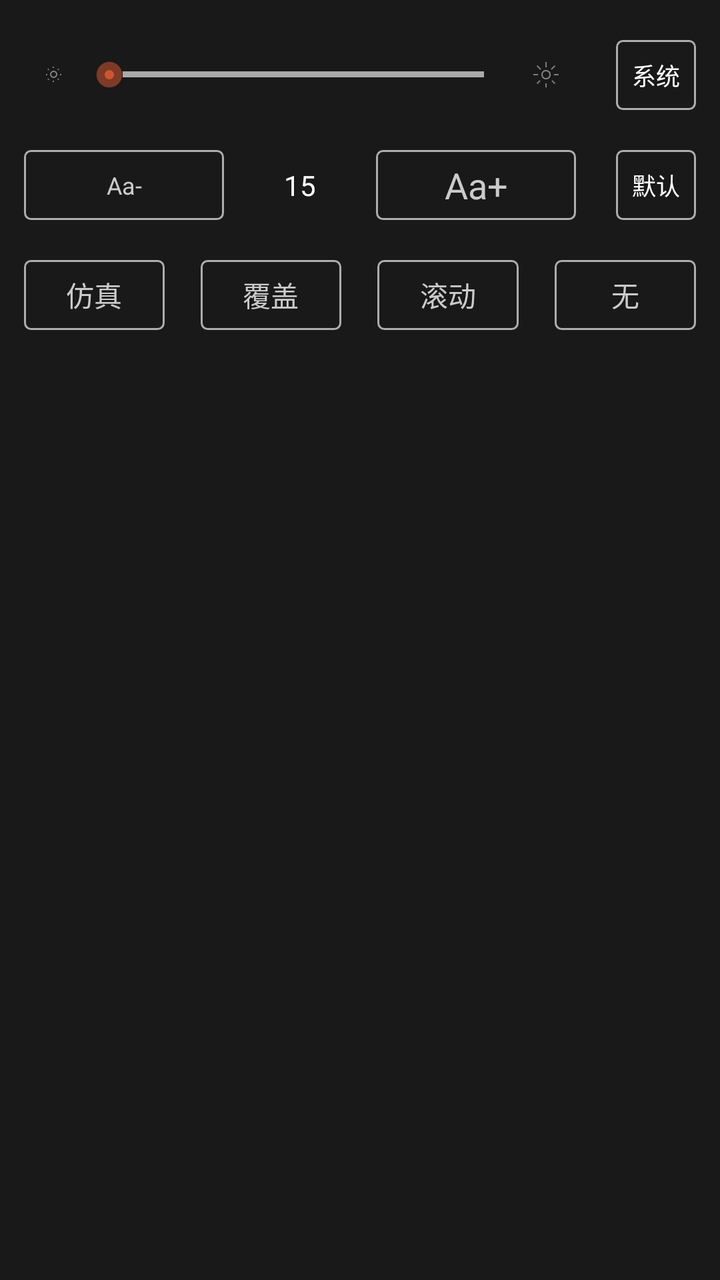
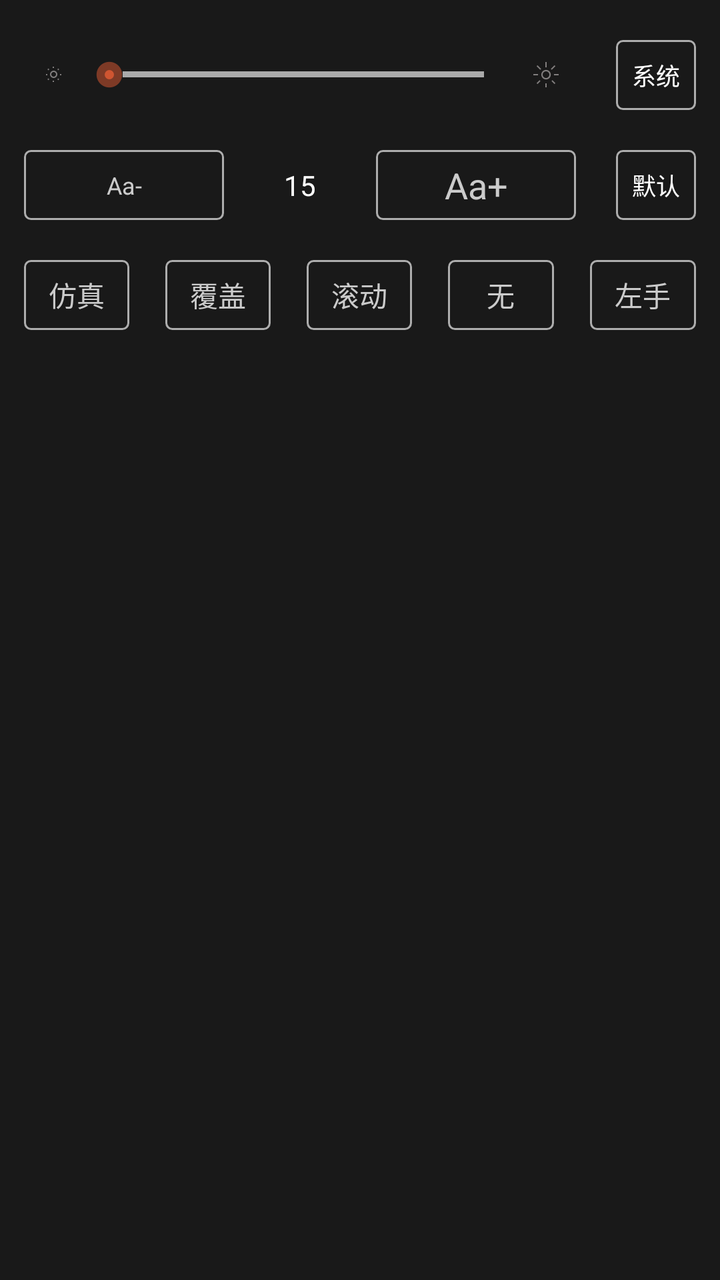

Before-and-after screenshots of an Android layout around one commit, followed by the original layout XML and the change that was made.
<!-- AndroidManifest.xml: application theme Theme.Design.NoActionBar -->
<!-- res/layout/dialog_read_setting.xml -->
<?xml version="1.0" encoding="utf-8"?>
<LinearLayout xmlns:android="http://schemas.android.com/apk/res/android"
    xmlns:app="http://schemas.android.com/apk/res-auto"
    xmlns:tools="http://schemas.android.com/tools"
    android:id="@+id/read_setting_ll_menu"
    android:layout_width="match_parent"
    android:layout_height="280dp"
    android:layout_alignParentBottom="true"
    android:background="@color/nb.read.menu.bg"
    android:clickable="true"
    android:orientation="vertical"
    android:paddingLeft="12dp"
    android:paddingRight="12dp">

    <LinearLayout
        android:layout_width="match_parent"
        android:layout_height="wrap_content"
        android:layout_marginTop="20dp"
        android:gravity="center_vertical"
        android:orientation="horizontal">

        <ImageView
            android:id="@+id/read_setting_iv_brightness_minus"
            android:layout_width="30dp"
            android:layout_height="30dp"
            android:scaleType="center"
            android:src="@drawable/ic_brightness_minus" />

        <SeekBar
            android:id="@+id/read_setting_sb_brightness"
            android:layout_width="0dp"
            android:layout_height="wrap_content"
            android:layout_weight="1"
            android:max="255"
            android:maxHeight="3dp"
            android:minHeight="3dp"
            android:progressDrawable="@drawable/seekbar_bg"
            android:thumb="@drawable/seekbar_thumb"
            android:thumbOffset="10dp" />

        <ImageView
            android:id="@+id/read_setting_iv_brightness_plus"
            android:layout_width="30dp"
            android:layout_height="30dp"
            android:layout_marginRight="20dp"
            android:scaleType="center"
            android:src="@drawable/ic_brightness_plus" />

        <CheckBox
            android:id="@+id/read_setting_cb_brightness_auto"
            android:layout_width="40dp"
            android:layout_height="35dp"
            android:background="@drawable/selector_btn_read_setting"
            android:button="@null"
            android:gravity="center"
            android:text="系统"
            android:textColor="@color/selector_btn_read_setting"
            android:textSize="12dp" />
    </LinearLayout>

    <LinearLayout
        android:layout_width="match_parent"
        android:layout_height="wrap_content"
        android:layout_marginTop="20dp"
        android:gravity="center_vertical"
        android:orientation="horizontal">

        <TextView
            android:id="@+id/read_setting_tv_font_minus"
            android:layout_width="100dp"
            android:layout_height="35dp"
            android:background="@drawable/shape_btn_read_setting_normal"
            android:gravity="center"
            android:text="Aa-"
            android:textColor="#CBCBCB"
            android:textSize="12dp" />

        <TextView
            android:id="@+id/read_setting_tv_font"
            android:layout_width="0dp"
            android:layout_height="wrap_content"
            android:layout_weight="1"
            android:gravity="center"
            android:text="15"
            android:textColor="@color/white"
            android:textSize="14dp" />

        <TextView
            android:id="@+id/read_setting_tv_font_plus"
            android:layout_width="100dp"
            android:layout_height="35dp"
            android:layout_marginRight="20dp"
            android:background="@drawable/shape_btn_read_setting_normal"
            android:gravity="center"
            android:padding="5dp"
            android:text="Aa+"
            android:textColor="#CBCBCB"
            android:textSize="18dp" />

        <CheckBox
            android:id="@+id/read_setting_cb_font_default"
            android:layout_width="40dp"
            android:layout_height="35dp"
            android:background="@drawable/selector_btn_read_setting"
            android:button="@null"
            android:gravity="center"
            android:text="默认"
            android:textColor="@color/selector_btn_read_setting"
            android:textSize="12dp" />
    </LinearLayout>

    <RadioGroup
        android:id="@+id/read_setting_rg_page_mode"
        android:layout_width="match_parent"
        android:layout_height="wrap_content"
        android:layout_marginTop="20dp"
        android:orientation="horizontal">

        <RadioButton
            android:id="@+id/read_setting_rb_simulation"
            android:layout_width="0dp"
            android:layout_height="35dp"
            android:layout_marginRight="18dp"
            android:layout_weight="1"
            android:background="@drawable/selector_btn_read_setting"
            android:button="@null"
            android:gravity="center"
            android:text="仿真"
            android:textColor="#CBCBCB"
            android:textSize="14dp" />

        <RadioButton
            android:id="@+id/read_setting_rb_cover"
            android:layout_width="0dp"

            android:layout_height="35dp"
            android:layout_marginRight="18dp"
            android:layout_weight="1"
            android:background="@drawable/selector_btn_read_setting"
            android:button="@null"
            android:gravity="center"
            android:text="覆盖"
            android:textColor="#CBCBCB"
            android:textSize="14dp" />

        <RadioButton
            android:id="@+id/read_setting_rb_slide"
            android:layout_width="0dp"
            android:layout_height="35dp"
            android:layout_marginRight="18dp"
            android:layout_weight="1"
            android:background="@drawable/selector_btn_read_setting"
            android:button="@null"
            android:gravity="center"
            android:text="滑动"
            android:textColor="#CBCBCB"
            android:textSize="14dp"
            android:visibility="gone" />

        <RadioButton
            android:id="@+id/read_setting_rb_scroll"
            android:layout_width="0dp"
            android:layout_height="35dp"
            android:layout_marginRight="18dp"
            android:layout_weight="1"
            android:background="@drawable/selector_btn_read_setting"
            android:button="@null"
            android:gravity="center"
            android:text="滚动"
            android:textColor="#CBCBCB"
            android:textSize="14dp" />

        <RadioButton
            android:id="@+id/read_setting_rb_none"
            android:layout_width="0dp"
            android:layout_height="35dp"
            android:layout_weight="1"
            android:background="@drawable/selector_btn_read_setting"
            android:button="@null"
            android:gravity="center"
            android:text="无"
            android:textColor="#CBCBCB"
            android:textSize="14dp" />
    </RadioGroup>

    <androidx.recyclerview.widget.RecyclerView
        android:id="@+id/read_setting_rv_bg"
        android:layout_width="match_parent"
        android:layout_height="40dp"
        android:layout_marginLeft="5dp"
        android:layout_marginTop="20dp"
        android:layout_marginRight="5dp"
        android:scrollbars="none" />

    <TextView
        android:id="@+id/read_setting_tv_more"
        android:layout_width="match_parent"
        android:layout_height="0dp"
        android:layout_marginTop="20dp"
        android:gravity="center_horizontal"
        android:text="更多设置 >>"
        android:textColor="#CBCBCB" />
</LinearLayout>
<!-- resources referenced by this layout -->
<resources>
  <color name="nb.read.menu.bg">#191919</color>
  <color name="white">#ffffffff</color>
  <!-- drawable ic_brightness_minus: png bitmap (drawable-xxhdpi, 1291 bytes) -->
  <!-- drawable ic_brightness_plus: png bitmap (drawable-xxhdpi, 1597 bytes) -->
  <!-- drawable seekbar_bg (drawable) -->
  <?xml version="1.0" encoding="utf-8"?>
  <layer-list xmlns:android="http://schemas.android.com/apk/res/android">
  
      <item android:id="@android:id/background">
          <shape>
              <size android:height="1dp" />
  
              <gradient
                  android:endColor="@android:color/darker_gray"
                  android:startColor="@android:color/darker_gray" />
          </shape>
      </item>
      <item android:id="@android:id/progress">
          <clip>
              <shape>
                  <size android:height="3dp" />
  
                  <gradient
                      android:endColor="#DE6014"
                      android:startColor="#DE6014" />
              </shape>
          </clip>
      </item>
  
  </layer-list>
  <!-- drawable seekbar_thumb (drawable) -->
  <?xml version="1.0" encoding="utf-8"?>
  <selector xmlns:android="http://schemas.android.com/apk/res/android">
  
      <item android:drawable="@drawable/seekbar_thumb_selected" android:state_pressed="true"/>
      <item android:drawable="@drawable/seekbar_thumb_selected" android:state_focused="true"/>
      <item android:drawable="@drawable/seekbar_thumb_normal"></item>
  
  </selector>
  <!-- drawable selector_btn_read_setting (drawable) -->
  <?xml version="1.0" encoding="utf-8"?>
  <selector xmlns:android="http://schemas.android.com/apk/res/android">
  	<item android:state_pressed="true" android:drawable="@drawable/shape_btn_read_setting_checked" />
  	<item android:state_checked="true" android:drawable="@drawable/shape_btn_read_setting_checked" />
  	<item android:drawable="@drawable/shape_btn_read_setting_normal" />
  </selector>
  <!-- drawable shape_btn_read_setting_normal (drawable) -->
  <?xml version="1.0" encoding="utf-8"?>
  <shape xmlns:android="http://schemas.android.com/apk/res/android"
  	android:shape="rectangle">
  	<corners android:radius="3dp"/>
  	<stroke android:width="1dp"
  		android:color="#adadad"/>
  </shape>
  <!-- drawable seekbar_thumb_selected: png bitmap (drawable-xxhdpi, 1886 bytes) -->
  <!-- drawable seekbar_thumb_normal: png bitmap (drawable-xxhdpi, 1607 bytes) -->
  <!-- drawable shape_btn_read_setting_checked (drawable) -->
  <?xml version="1.0" encoding="utf-8"?>
  <shape xmlns:android="http://schemas.android.com/apk/res/android"
  	android:shape="rectangle">
  	<corners android:radius="3dp"/>
  	<solid android:color="@color/nb.read.menu.bg"/>
  	<stroke android:width="1dp"
  		android:color="#EC4A48"/>
  </shape>
</resources>

<!-- the commit's change to res/layout/dialog_read_setting.xml (unified diff, before → after) -->
@@ -181,6 +181,20 @@
             android:text="无"
             android:textColor="#CBCBCB"
             android:textSize="14dp" />
+
+        <RadioButton
+            android:id="@+id/read_setting_rb_left"
+            android:layout_width="0dp"
+            android:layout_height="35dp"
+            android:layout_marginLeft="18dp"
+            android:layout_weight="1"
+            android:background="@drawable/selector_btn_read_setting"
+            android:button="@null"
+            android:gravity="center"
+            android:text="左手"
+            android:textColor="#CBCBCB"
+            android:textSize="14dp" />
+
     </RadioGroup>
 
     <androidx.recyclerview.widget.RecyclerView
